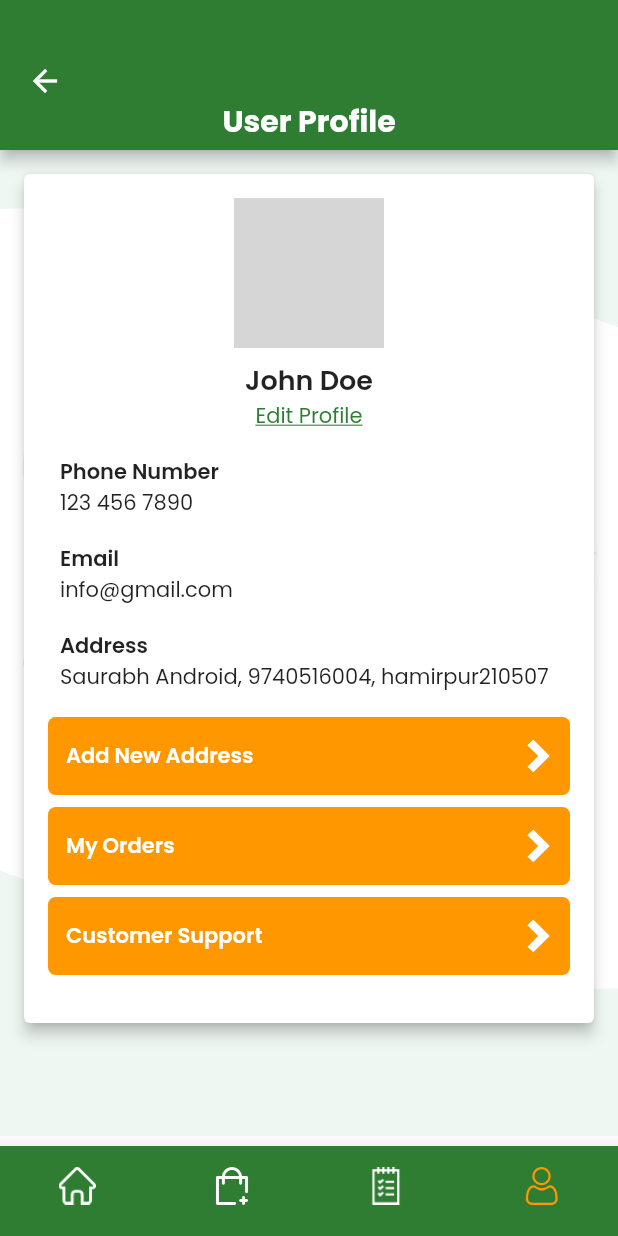
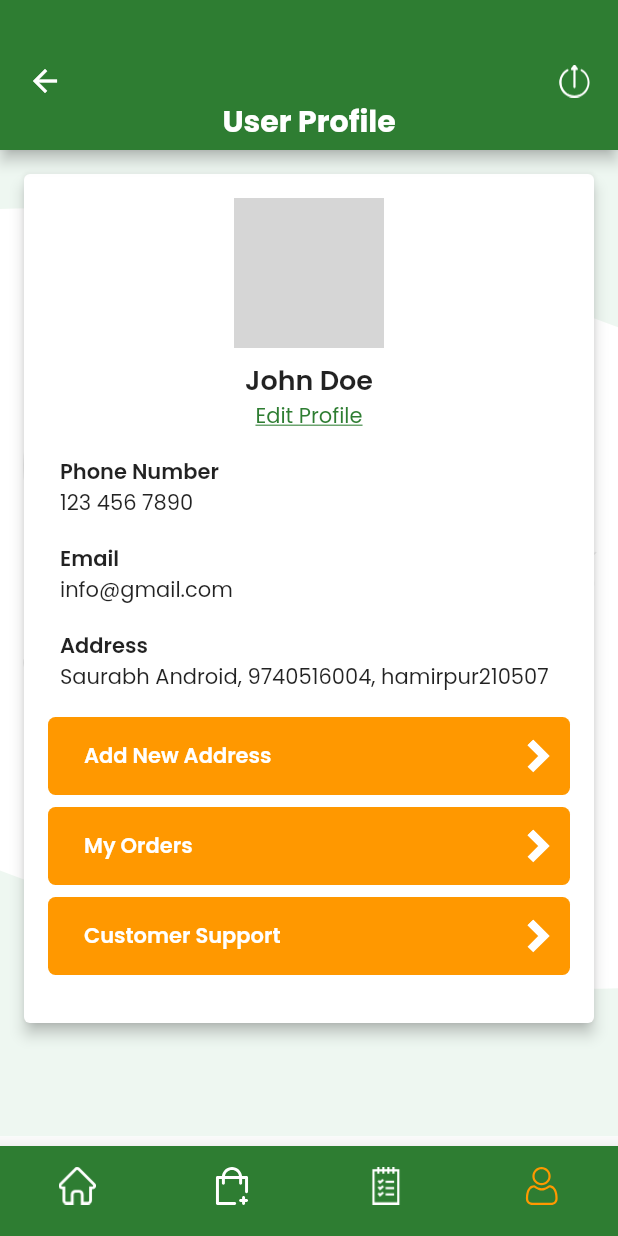
Before and after one commit to saurabhmdh/ekirana_user_flutter, a Flutter app: the screen it shows after launch, item 4 of the bottom bar chosen, on a phone screen of 412 x 824 dp. Run offline on Flutter 3.47's test engine with Material 2 defaults, Android fonts, the phone set to English and light mode, and no system bars; our stand-ins replace flutter_svg_provider; network calls fail; grey boxes are pictures that could not be loaded.

Commit message:
few ui changes

```diff
--- a/lib/screens/UserProfileScreen.dart
+++ b/lib/screens/UserProfileScreen.dart
@@ -30,6 +30,9 @@ class _UserProfileState extends State<UserProfile> {
                 children: [
                   Column(
                     children: [
+                      Row(
+                        mainAxisAlignment: MainAxisAlignment.spaceBetween,
+                        children: [
                           InkWell(
                             onTap: (){
                               Navigator.push(
@@ -44,6 +47,16 @@ class _UserProfileState extends State<UserProfile> {
                                 padding: const EdgeInsets.only(left: 18,top: 42),
                                 child: Icon(Icons.arrow_back,color: Colors.white,)
                             ),
+                          ),
+                          InkWell(
+                            onTap: (){},
+                            child: Container(
+                                alignment: Alignment.topLeft,
+                                padding: const EdgeInsets.only(right: 18,top: 42),
+                                child: Image(image: Svg('assets/images/logout_icon.svg'),width: 22,height: 22,)
+                            ),
+                          ),
+                        ],
                       ),
                       const Text(
                         "User Profile",style: TextStyle(
@@ -149,7 +162,7 @@ class _UserProfileState extends State<UserProfile> {
                             borderRadius: BorderRadius.circular(5),
                             color: Colors.orange,
                           ),
-                          padding: EdgeInsets.all(12),
+                            padding: EdgeInsets.only(left: 24,top: 12,bottom: 12,right: 12),
                           child: Row(
                             mainAxisAlignment: MainAxisAlignment.spaceBetween,
                             children: [
@@ -165,7 +178,7 @@ class _UserProfileState extends State<UserProfile> {
                               borderRadius: BorderRadius.circular(5),
                               color: Colors.orange,
                             ),
-                            padding: EdgeInsets.all(12),
+                            padding: EdgeInsets.only(left: 24,top: 12,bottom: 12,right: 12),
                             child: const Row(
                               mainAxisAlignment: MainAxisAlignment.spaceBetween,
                               children: [
@@ -181,7 +194,7 @@ class _UserProfileState extends State<UserProfile> {
                               borderRadius: BorderRadius.circular(5),
                               color: Colors.orange,
                             ),
-                            padding: EdgeInsets.all(12),
+                            padding: EdgeInsets.only(left: 24,top: 12,bottom: 12,right: 12),
                             child: const Row(
                               mainAxisAlignment: MainAxisAlignment.spaceBetween,
                               children: [
```
Also changed, not shown: assets/images/logout_icon.svg (added). Lines whose indentation alone changed are shown as unchanged.
